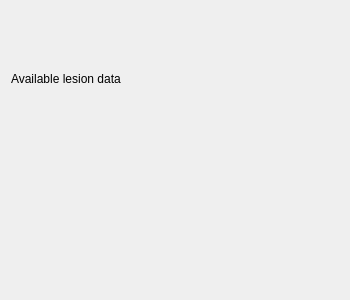
This is Modules/SemanticRelationsUI/src/QmitkLesionInfoWidgetControls.ui in MITK/MITK as Qt 5 draws it before an edit. The edited form follows.
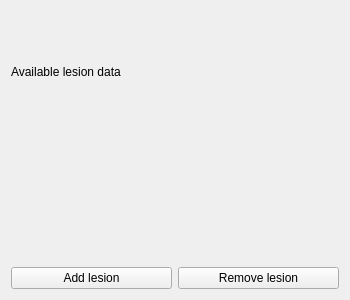
This is the edited form.

Patch:
```diff
--- a/Modules/SemanticRelationsUI/src/QmitkLesionInfoWidgetControls.ui
+++ b/Modules/SemanticRelationsUI/src/QmitkLesionInfoWidgetControls.ui
@@ -14,16 +14,30 @@
    </rect>
   </property>
   <layout class="QGridLayout" name="gridLayout">
-   <item row="0" column="0">
+  <item row="0" column="0" colspan="2">
     <widget class="QLabel" name="lesionInfoWidgetLabel">
      <property name="text">
       <string>Available lesion data</string>
      </property>
     </widget>
    </item>
-   <item row="1" column="0">
+   <item row="1" column="0" colspan="2">
     <widget class="QToolBox" name="lesionToolBox"/>
    </item>
+   <item row="2" column="0">
+    <widget class="QPushButton" name="addLesionPushButton">
+     <property name="text">
+      <string>Add lesion</string>
+     </property>
+    </widget>
+   </item>
+   <item row="2" column="1">
+    <widget class="QPushButton" name="removeLesionPushButton">
+     <property name="text">
+      <string>Remove lesion</string>
+     </property>
+    </widget>
+   </item>
   </layout>
  </widget>
  <resources/>
```
